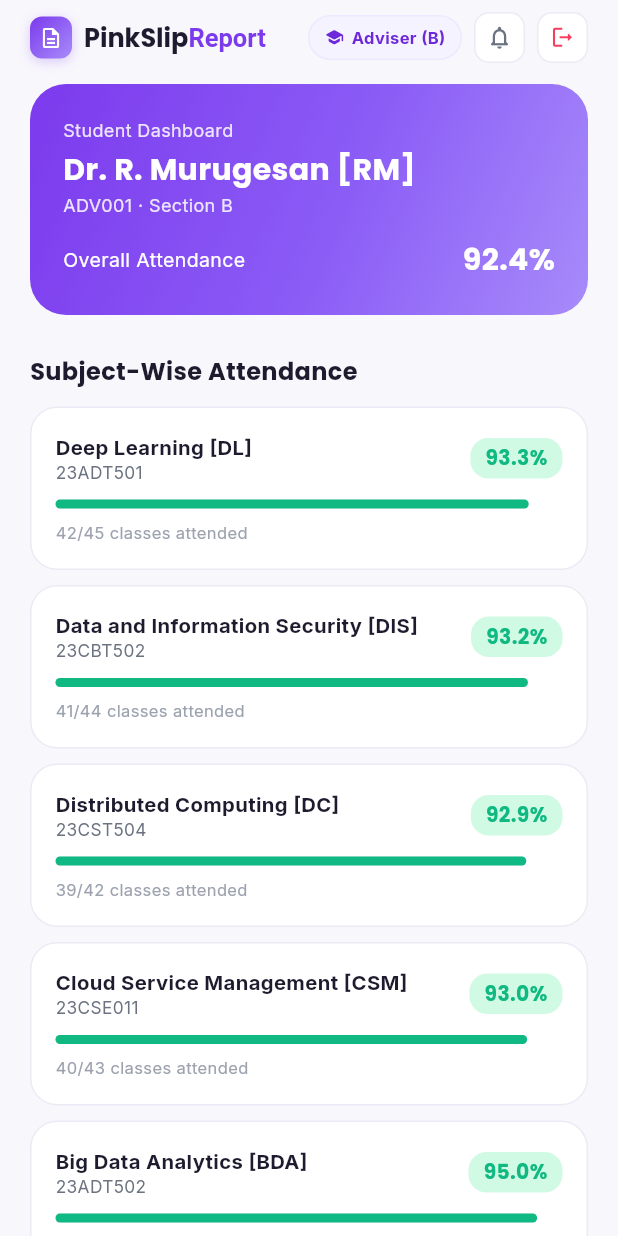
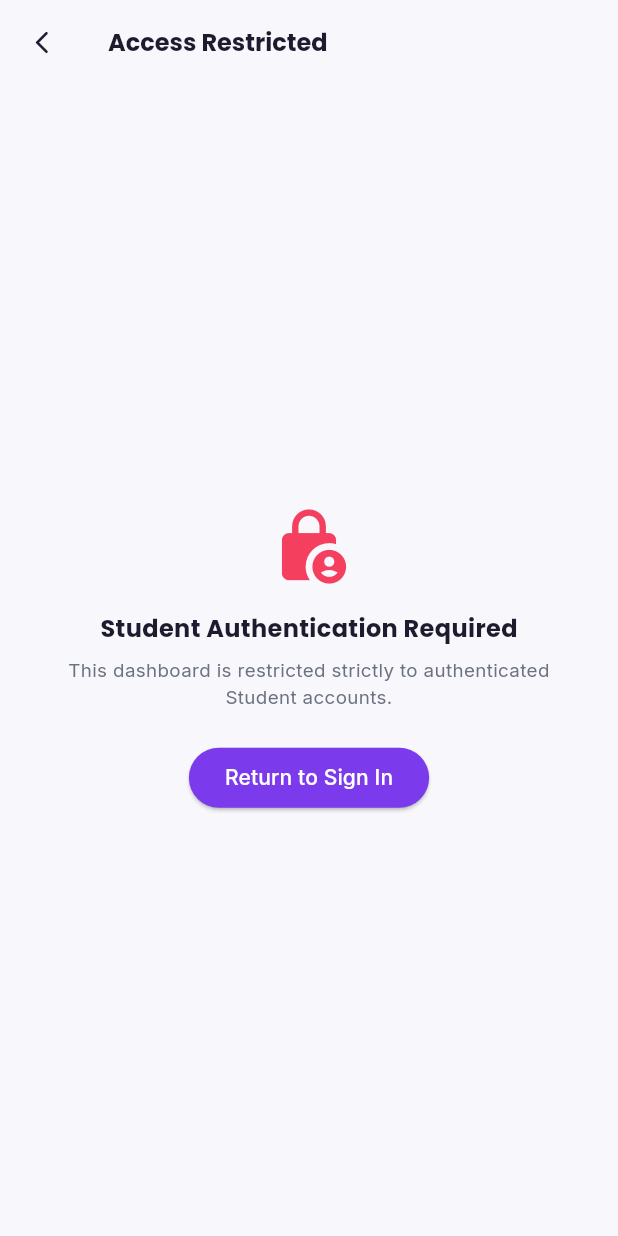
Before and after one commit to Kavinsarvesh2006/PinkSlipReport, a Flutter app: the StudentAttendanceScreen screen opened by its route, on a phone screen of 412 x 824 dp. Run offline on Flutter 3.47's test engine with Material 3 defaults, Android fonts, the phone set to English and light mode, and no system bars; our stand-ins replace google_fonts.

Commit message:
security: enforce locked session banners and strict access restrictions across all dashboards

```diff
--- a/lib/features/attendance/presentation/screens/student_attendance_screen.dart
+++ b/lib/features/attendance/presentation/screens/student_attendance_screen.dart
@@ -3,6 +3,9 @@ import '../../../../core/theme/app_theme.dart';
 import '../../../shared/state/app_state_manager.dart';
 import '../../../shared/widgets/app_header.dart';
 import '../../../pink_slips/presentation/screens/pink_slip_detail_screen.dart';
+
+import '../../../authentication/domain/models/user_role.dart';
+import '../../../shared/widgets/authority_banner.dart';
 
 class StudentAttendanceScreen extends StatelessWidget {
   const StudentAttendanceScreen({super.key});
@@ -13,6 +16,42 @@ class StudentAttendanceScreen extends StatelessWidget {
       listenable: AppStateManager.instance,
       builder: (context, _) {
         final state = AppStateManager.instance;
+        if (!state.isAuthenticated || state.currentRole != UserRole.student) {
+          return Scaffold(
+            backgroundColor: AppTheme.lavenderBg,
+            appBar: AppBar(
+              backgroundColor: AppTheme.lavenderBg,
+              elevation: 0,
+              leading: IconButton(
+                icon: const Icon(Icons.arrow_back_ios_new_rounded, size: 18, color: AppTheme.ink900),
+                onPressed: () => Navigator.pushReplacementNamed(context, '/sign-in'),
+              ),
+              title: Text('Access Restricted', style: AppTheme.poppins(fontSize: 16, fontWeight: FontWeight.w700)),
+            ),
+            body: Center(
+              child: Padding(
+                padding: const EdgeInsets.all(24),
+                child: Column(
+                  mainAxisSize: MainAxisSize.min,
+                  children: [
+                    const Icon(Icons.lock_person_rounded, size: 54, color: AppTheme.pink500),
+                    const SizedBox(height: 16),
+                    Text('Student Authentication Required', style: AppTheme.poppins(fontSize: 16, fontWeight: FontWeight.w700, color: AppTheme.ink900)),
+                    const SizedBox(height: 8),
+                    Text('This dashboard is restricted strictly to authenticated Student accounts.', textAlign: TextAlign.center, style: AppTheme.inter(fontSize: 12.5, color: AppTheme.ink600)),
+                    const SizedBox(height: 20),
+                    ElevatedButton(
+                      onPressed: () => Navigator.pushReplacementNamed(context, '/sign-in'),
+                      style: ElevatedButton.styleFrom(backgroundColor: AppTheme.violet600, foregroundColor: Colors.white),
+                      child: const Text('Return to Sign In'),
+                    ),
+                  ],
+                ),
+              ),
+            ),
+          );
+        }
+
         final profile = state.currentProfile;
         final subjects = state.studentSubjects;
         final studentSlips = state.pinkSlips.where((s) => s.studentName.contains('Lithesh')).toList();
@@ -26,6 +65,10 @@ class StudentAttendanceScreen extends StatelessWidget {
                 crossAxisAlignment: CrossAxisAlignment.start,
                 children: [
                   const AppHeader(),
+                  const AuthorityBanner(
+                    isHod: false,
+                    text: 'Locked Student Session · No profile switching allowed · Logout to change accounts',
+                  ),
                   Container(
                     margin: const EdgeInsets.symmetric(horizontal: 20, vertical: 6),
                     padding: const EdgeInsets.all(22),
```
